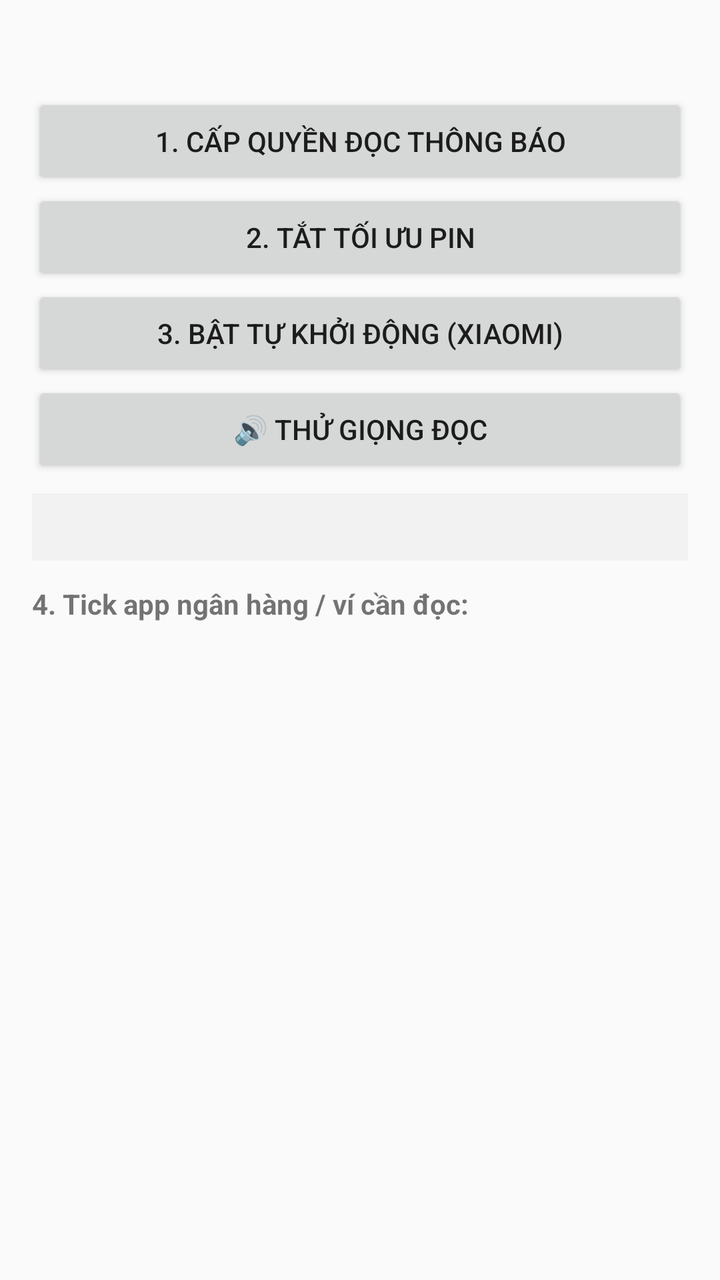
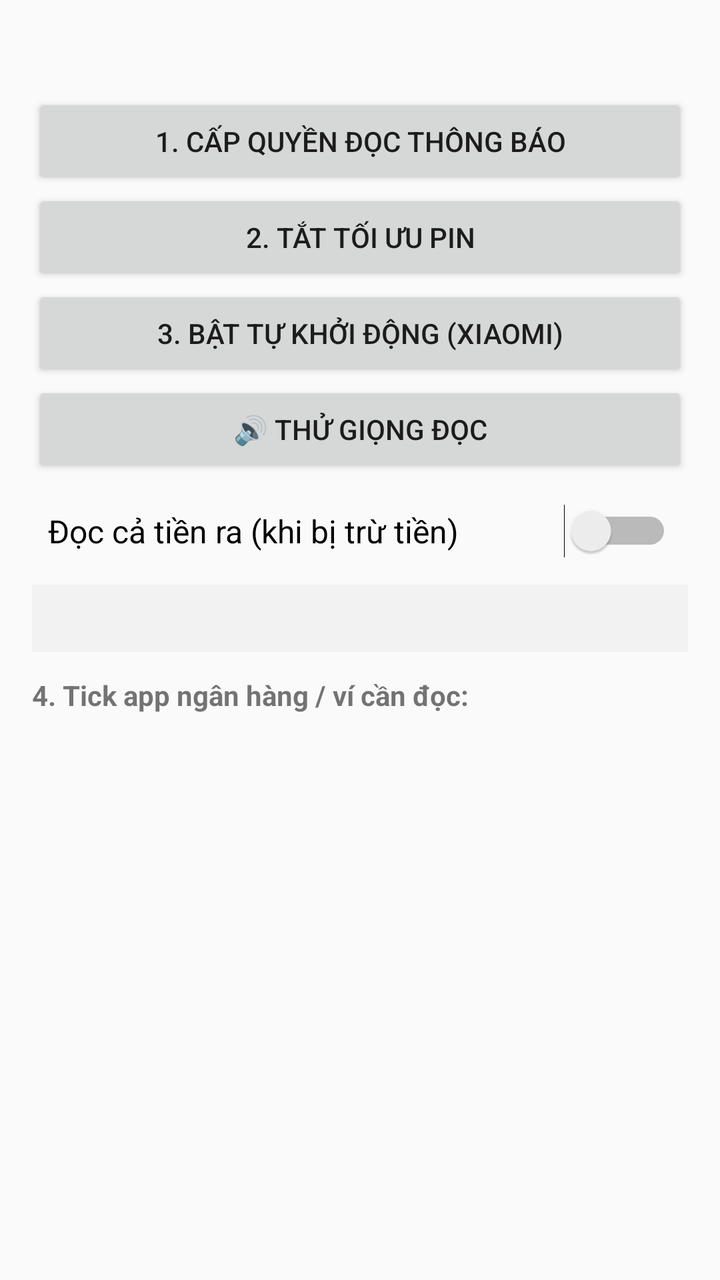

Before-and-after screenshots of an Android layout around one commit, followed by the original layout XML and the change that was made.
<!-- AndroidManifest.xml: application theme android:Theme.Material.Light.DarkActionBar -->
<!-- res/layout/activity_main.xml -->
<?xml version="1.0" encoding="utf-8"?>
<LinearLayout xmlns:android="http://schemas.android.com/apk/res/android"
    android:layout_width="match_parent"
    android:layout_height="match_parent"
    android:orientation="vertical"
    android:padding="16dp">

    <TextView
        android:id="@+id/txtStatus"
        android:layout_width="match_parent"
        android:layout_height="wrap_content"
        android:textSize="17sp"
        android:textStyle="bold" />

    <Button
        android:id="@+id/btnPermission"
        android:layout_width="match_parent"
        android:layout_height="wrap_content"
        android:layout_marginTop="8dp"
        android:text="1. Cấp quyền đọc thông báo" />

    <Button
        android:id="@+id/btnBattery"
        android:layout_width="match_parent"
        android:layout_height="wrap_content"
        android:text="2. Tắt tối ưu pin" />

    <Button
        android:id="@+id/btnAppSettings"
        android:layout_width="match_parent"
        android:layout_height="wrap_content"
        android:text="3. Bật Tự khởi động (Xiaomi)" />

    <Button
        android:id="@+id/btnTestVoice"
        android:layout_width="match_parent"
        android:layout_height="wrap_content"
        android:text="🔊 Thử giọng đọc" />

    <TextView
        android:id="@+id/txtLast"
        android:layout_width="match_parent"
        android:layout_height="wrap_content"
        android:layout_marginTop="8dp"
        android:background="#F2F2F2"
        android:padding="8dp"
        android:textSize="13sp" />

    <TextView
        android:layout_width="match_parent"
        android:layout_height="wrap_content"
        android:layout_marginTop="12dp"
        android:text="4. Tick app ngân hàng / ví cần đọc:"
        android:textStyle="bold" />

    <ListView
        android:id="@+id/listApps"
        android:layout_width="match_parent"
        android:layout_height="0dp"
        android:layout_weight="1" />
</LinearLayout>
<!-- resources referenced by this layout -->
<resources>

</resources>

<!-- the commit's change to res/layout/activity_main.xml (unified diff, before → after) -->
@@ -37,6 +37,15 @@
         android:layout_height="wrap_content"
         android:text="🔊 Thử giọng đọc" />
 
+    <Switch
+        android:id="@+id/swOutgoing"
+        android:layout_width="match_parent"
+        android:layout_height="wrap_content"
+        android:layout_marginTop="8dp"
+        android:padding="8dp"
+        android:text="Đọc cả tiền ra (khi bị trừ tiền)"
+        android:textSize="16sp" />
+
     <TextView
         android:id="@+id/txtLast"
         android:layout_width="match_parent"
